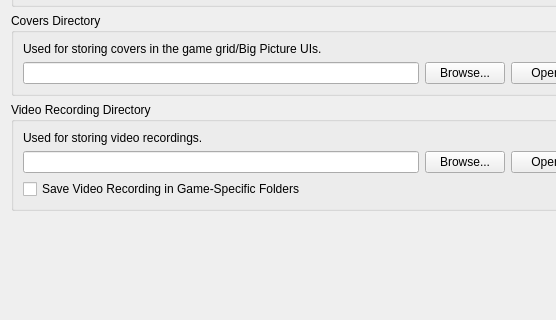
Before: the Qt Designer form app/src/main/cpp/pcsx2/pcsx2-qt/Settings/FolderSettingsWidget.ui in Solven190/EmuCoreX, drawn with Qt 5; both pictures show x 0 to 556 and y 380 to 700 of the 700 by 700 pixel window.
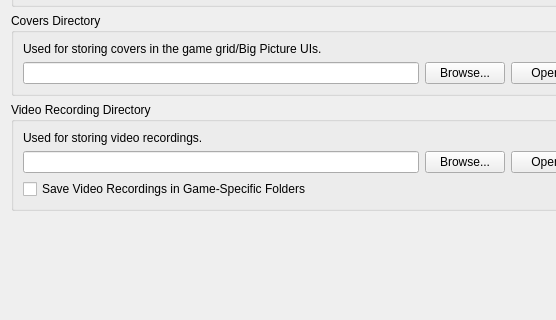
After: the same form once the commit is applied.

The edit to the form file:
```diff
--- a/app/src/main/cpp/pcsx2/pcsx2-qt/Settings/FolderSettingsWidget.ui
+++ b/app/src/main/cpp/pcsx2/pcsx2-qt/Settings/FolderSettingsWidget.ui
@@ -294,7 +294,7 @@
       <item row="4" column="0">
        <widget class="QCheckBox" name="organizeVideoDumpByGame">
         <property name="text">
-         <string>Save Video Recording in Game-Specific Folders</string>
+         <string>Save Video Recordings in Game-Specific Folders</string>
         </property>
        </widget>
       </item>
```
